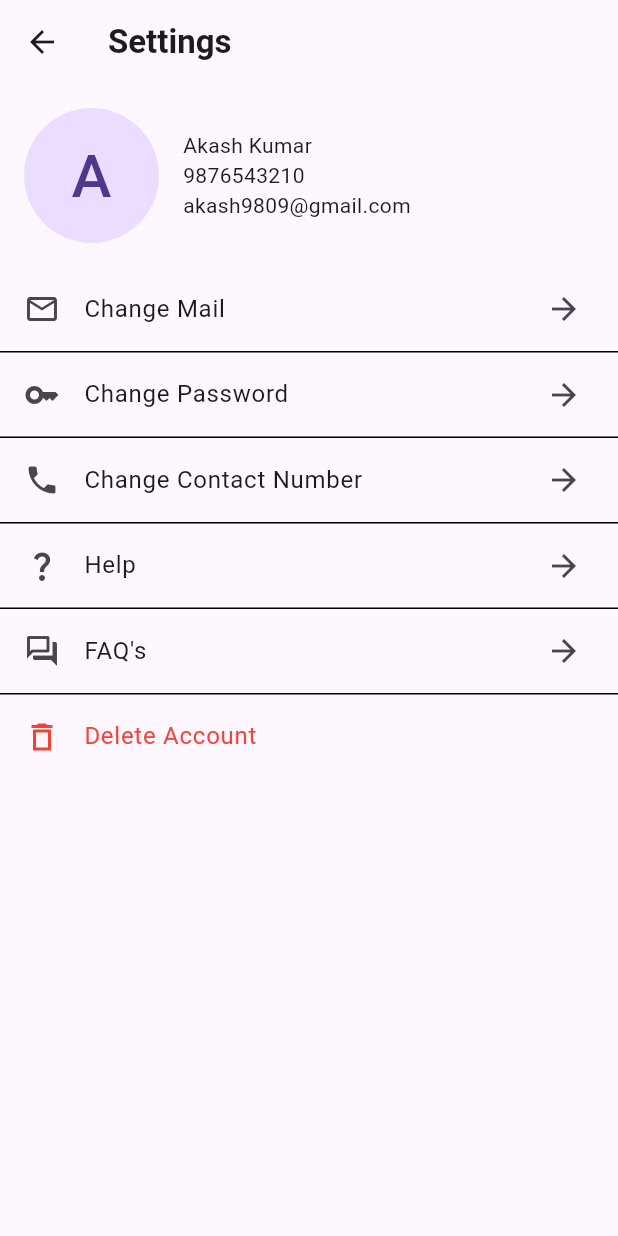
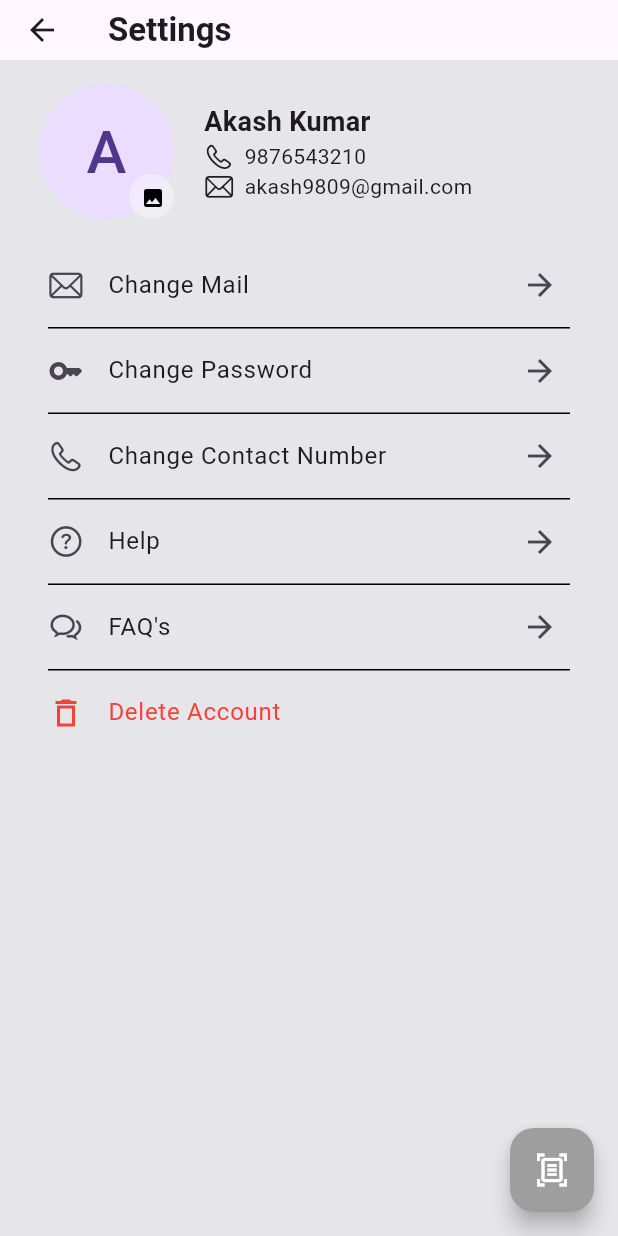
Before and after one commit to premchetlapalle/Dhatnoon-Probation-Project, a Flutter app: the SettingsScreen screen opened directly, on a phone screen of 412 x 824 dp. Run offline on Flutter 3.47's test engine with Material 3 defaults, Android fonts, the light colour scheme and no system bars.

Commit message:
first commit

```diff
--- a/lib/Screens/setting_screen.dart
+++ b/lib/Screens/setting_screen.dart
@@ -1,84 +1,197 @@
+import 'package:flutter/cupertino.dart';
 import 'package:flutter/material.dart';
 
 class SettingsScreen extends StatelessWidget {
   @override
   Widget build(BuildContext context) {
     return Scaffold(
-      appBar: AppBar(
-        title: Text('Settings', style: TextStyle(fontWeight: FontWeight.w600),),
+      appBar: PreferredSize(
+        preferredSize: const Size.fromHeight(40.0),
+        child: AppBar(
+          title: const Text(
+            'Settings',
+            style: TextStyle(fontWeight: FontWeight.w600),
+          ),
           leading: IconButton(
-          icon: Icon(Icons.arrow_back),
-          onPressed: () => Navigator.pop(context), // Navigate back
+            icon: const Icon(Icons.arrow_back),
+            onPressed: () => Navigator.pop(context),
           ),
         ),
-      body: ListView(
+      ),
+      body: Container(
+        color: CupertinoColors.systemGrey5,
+        child: ListView(
           children: [
             // User profile section
             Padding(
               padding: const EdgeInsets.all(16.0),
               child: Row(
                 children: [
-                CircleAvatar(
+                  const SizedBox(
+                    width: 10,
+                  ),
+                  Stack(
+                    children: [
+                      const CircleAvatar(
                         radius: 45.0,
-                  child: Text('A',style: TextStyle(fontSize: 40),),
+                        child: Text(
+                          'A',
+                          style: TextStyle(fontSize: 40),
                         ),
-                SizedBox(width: 16.0),
-                Column(
+                      ),
+                      Positioned(
+                        bottom: 0,
+                        right: 0,
+                        child: Container(
+                          width: 30, // Set the width
+                          height: 30, // Set the height
+                          decoration: const BoxDecoration(
+                            shape: BoxShape.circle,
+                            color: Colors.white38,
+                          ),
+                          child: IconButton(
+                            icon: const Icon(
+                              Icons.image,
+                              color: Colors.black,
+                              size: 16, // Adjust icon size
+                            ),
+                            onPressed: () {
+                              // Add edit functionality here
+                              // Example: Navigate to edit screen
+                            },
+                          ),
+                        ),
+                      ),
+                    ],
+                  ),
+                  const SizedBox(width: 20.0),
+                  const Column(
                     crossAxisAlignment: CrossAxisAlignment.start,
                     children: [
-                    Text('Akash Kumar'),
+                      Text(
+                        'Akash Kumar',
+                        style: TextStyle(
+                            fontSize: 18, fontWeight: FontWeight.w600),
+                      ),
+                      Row(
+                        children: [
+                          Icon(
+                            CupertinoIcons.phone,
+                            size: 20,
+                          ),
+                          SizedBox(
+                            width: 7,
+                          ),
                           Text('9876543210'),
+                        ],
+                      ),
+                      Row(
+                        children: [
+                          Icon(
+                            CupertinoIcons.mail,
+                            size: 20,
+                          ),
+                          SizedBox(
+                            width: 7,
+                          ),
                           Text('akash9809@gmail.com'),
                         ],
                       ),
                     ],
                   ),
+                ],
               ),
-
+            ),
             // Settings list
+            Padding(
+              padding: const EdgeInsets.symmetric(horizontal: 16.0),
+              child: Column(
+                children: [
                   ListTile(
-            leading: Icon(Icons.email_outlined),
-            title: Text('Change Mail'),
-            trailing: Icon(Icons.arrow_forward_outlined),
+                    leading: const Icon(CupertinoIcons.mail),
+                    title: const Text('Change Mail'),
+                    trailing: const Icon(Icons.arrow_forward_outlined),
                     onTap: () => {},
                   ),
-          Divider(color: Colors.black ,height: 1,),
+                  const Divider(
+                    color: Colors.black,
+                    height: 1,
+                    indent: 16,
+                    endIndent: 16,
+                  ),
                   ListTile(
-            leading: Icon(Icons.key),
-            title: Text('Change Password'),
-            trailing: Icon(Icons.arrow_forward_outlined),
+                    leading: const Icon(Icons.key_rounded),
+                    title: const Text('Change Password'),
+                    trailing: const Icon(Icons.arrow_forward_outlined),
                     onTap: () => {},
                   ),
-          Divider(color: Colors.black ,height: 1,),
+                  const Divider(
+                    color: Colors.black,
+                    height: 1,
+                    indent: 16,
+                    endIndent: 16,
+                  ),
                   ListTile(
-
-            leading: Icon(Icons.phone),
-            title: Text('Change Contact Number'),
-            trailing: Icon(Icons.arrow_forward_outlined),
+                    leading: const Icon(CupertinoIcons.phone),
+                    title: const Text('Change Contact Number'),
+                    trailing: const Icon(Icons.arrow_forward_outlined),
                     onTap: () => {},
                   ),
-          Divider(color: Colors.black ,height: 1,),
+                  const Divider(
+                    color: Colors.black,
+                    height: 1,
+                    indent: 16,
+                    endIndent: 16,
+                  ),
                   ListTile(
-            leading: Icon(Icons.question_mark_outlined),
-            title: Text('Help'),
-            trailing: Icon(Icons.arrow_forward_outlined),
+                    leading: const Icon(CupertinoIcons.question_circle),
+                    title: const Text('Help'),
+                    trailing: const Icon(Icons.arrow_forward_outlined),
                     onTap: () => {},
                   ),
-          Divider(color: Colors.black ,height: 1,),
+                  const Divider(
+                    color: Colors.black,
+                    height: 1,
+                    indent: 16,
+                    endIndent: 16,
+                  ),
                   ListTile(
-            leading: Icon(Icons.question_answer_outlined),
-            title: Text('FAQ\'s'),
-            trailing: Icon(Icons.arrow_forward_outlined),
+                    leading: const Icon(CupertinoIcons.chat_bubble_2),
+                    title: const Text('FAQ\'s'),
+                    trailing: const Icon(Icons.arrow_forward_outlined),
                     onTap: () => {},
                   ),
-          Divider(color: Colors.black ,height: 1,),
+                  const Divider(
+                    color: Colors.black,
+                    height: 1,
+                    indent: 16,
+                    endIndent: 16,
+                  ),
                   ListTile(
-            leading: Icon(Icons.delete_outline_sharp ,color: Colors.red,),
-            title: Text('Delete Account' ,style: TextStyle(color: Colors.red),),
+                    leading: const Icon(
+                      Icons.delete_outline_sharp,
+                      color: Colors.red,
+                    ),
+                    title: const Text(
+                      'Delete Account',
+                      style: TextStyle(color: Colors.red),
+                    ),
                     onTap: () => {},
                   ),
                 ],
               ),
+            ),
+          ],
+        ),
+      ),
+      floatingActionButton: FloatingActionButton(
+        onPressed: () {
+
+        },
+        child: const Icon(Icons.document_scanner_outlined , color: Colors.white,),
+        backgroundColor: Colors.grey,
+      ),
+        floatingActionButtonLocation: FloatingActionButtonLocation.endFloat
     );
   }
 }
--- a/lib/main.dart
+++ b/lib/main.dart
@@ -1,3 +1,4 @@
+import 'package:flutter/cupertino.dart';
 import 'package:flutter/material.dart';
 import 'package:dhatnoon_probation_project/Screens/setting_screen.dart';
 
@@ -80,10 +81,10 @@ class _HomeScreenState extends State<HomeScreen> {
   Widget build(BuildContext context) {
     return Scaffold(
       appBar: AppBar(
-        title: Row(
+        title: const Row(
           children: [
             Padding(
-              padding: const EdgeInsets.only(left: 20.0),
+              padding: EdgeInsets.only(left: 20.0),
               child: Text(
                 'Logo',
                 style: TextStyle(fontWeight: FontWeight.bold),
@@ -94,8 +95,8 @@ class _HomeScreenState extends State<HomeScreen> {
         actions: [
           PopupMenuButton<String>(
             onSelected: (value) => onSelectedOption(value, context),
-            offset: Offset(0.0, 56.0),
-            shape: RoundedRectangleBorder(
+            offset: const Offset(0.0, 56.0),
+            shape: const RoundedRectangleBorder(
               borderRadius: BorderRadius.only(
                 bottomLeft: Radius.circular(8.0),
                 bottomRight: Radius.circular(8.0),
@@ -104,27 +105,27 @@ class _HomeScreenState extends State<HomeScreen> {
               ),
             ),
             itemBuilder: (BuildContext context) => [
-              PopupMenuItem(
+              const PopupMenuItem(
                 value: 'Refresh',
                 child: Row(
                   children: [
-                    Icon(Icons.refresh_rounded),
+                    Icon(CupertinoIcons.arrow_2_circlepath),
                     SizedBox(width: 10),
                     Text('Refresh'),
                   ],
                 ),
               ),
-              PopupMenuItem(
+              const PopupMenuItem(
                 value: 'Settings',
                 child: Row(
                   children: [
-                    Icon(Icons.settings),
+                    Icon(CupertinoIcons.gear_solid),
                     SizedBox(width: 10),
                     Text('Settings'),
                   ],
                 ),
               ),
-              PopupMenuItem(
+              const PopupMenuItem(
                 value: 'Log Out',
                 child: Row(
                   children: [
@@ -148,14 +149,14 @@ class _HomeScreenState extends State<HomeScreen> {
                 height: 30,
                 decoration: BoxDecoration(
                   borderRadius: BorderRadius.circular(15),
-                  color: Color.fromARGB(255, 186, 186, 186),
+                  color: const Color.fromARGB(255, 186, 186, 186),
                 ),
                 child: Row(
                   mainAxisAlignment: MainAxisAlignment.spaceEvenly,
                   children: [
                     Expanded(
                       child: TextField(
-                        decoration: InputDecoration(
+                        decoration: const InputDecoration(
                           contentPadding: EdgeInsets.only(left: 15, bottom: 10),
                           hintText: 'Search name here...',
                           hintStyle: TextStyle(
@@ -166,8 +167,8 @@ class _HomeScreenState extends State<HomeScreen> {
                         onChanged: (value) => _filterItems(value),
                       ),
                     ),
-                    Padding(
-                      padding: const EdgeInsets.only(right: 10.0),
+                    const Padding(
+                      padding: EdgeInsets.only(right: 10.0),
                       child: Icon(
                         Icons.search,
                         color: Color.fromARGB(255, 121, 121, 121),
--- a/pubspec.yaml
+++ b/pubspec.yaml
@@ -34,7 +34,7 @@ dependencies:
 
   # The following adds the Cupertino Icons font to your application.
   # Use with the CupertinoIcons class for iOS style icons.
-  cupertino_icons: ^1.0.6
+  cupertino_icons: ^1.0.8
 
 dev_dependencies:
   flutter_test:
```
Lines whose indentation alone changed are shown as unchanged.
